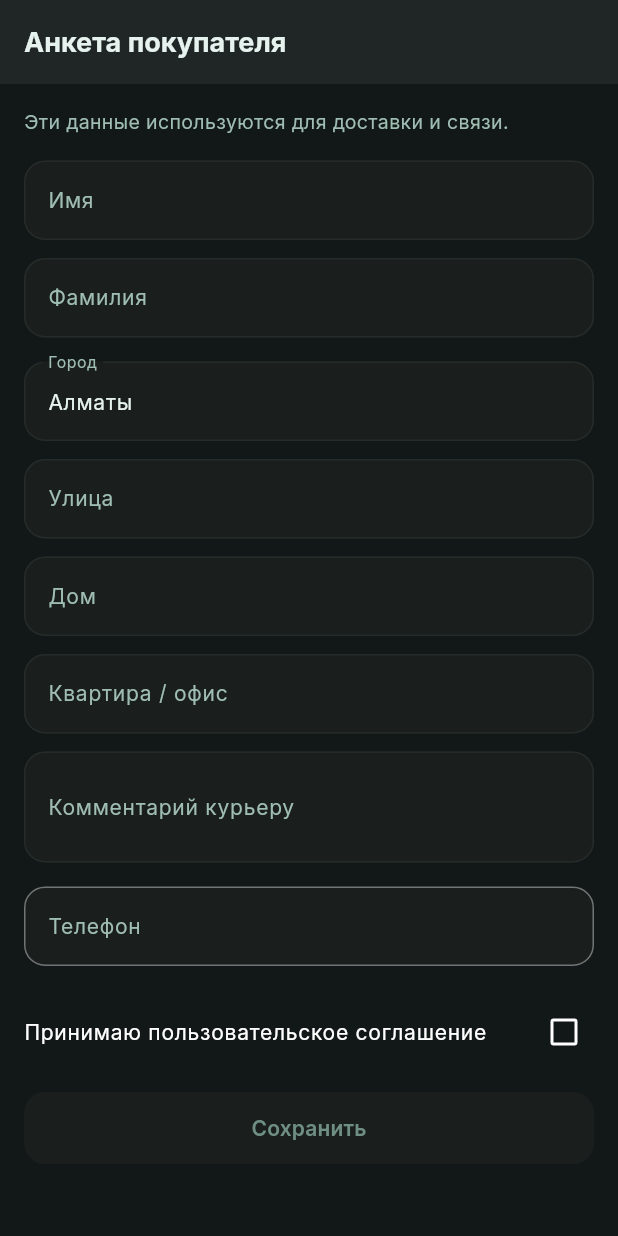
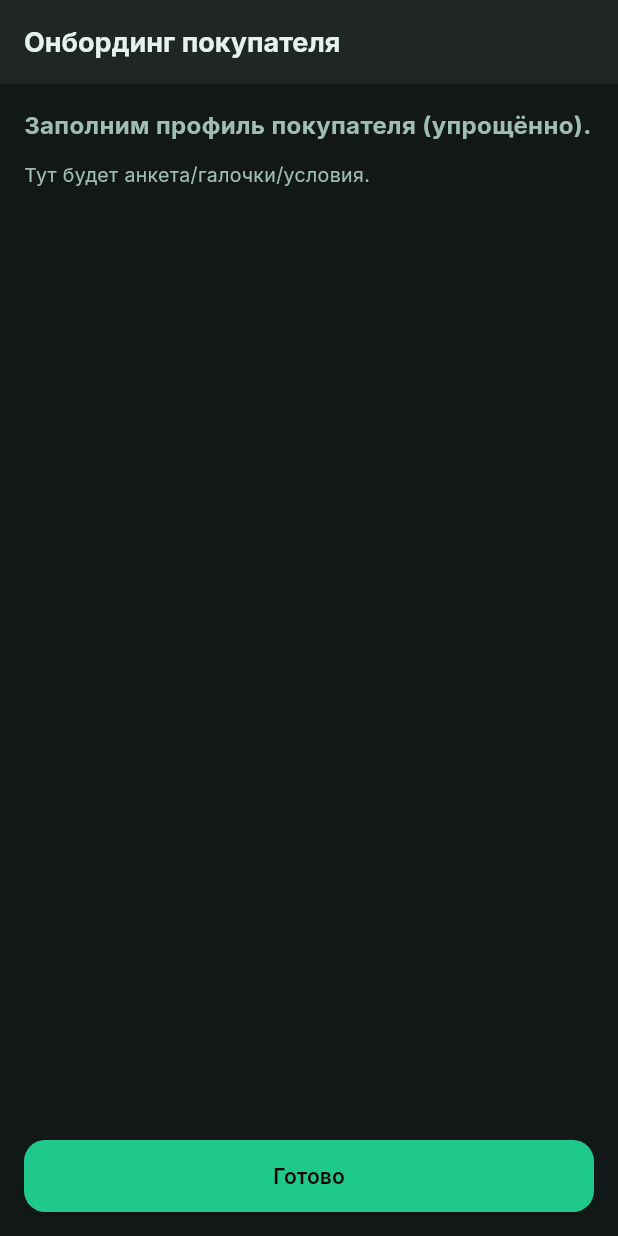
Before and after one commit to ruslon87/SkidKZ, a Flutter app: the BuyerOnboardingScreen screen opened by its route, on a phone screen of 412 x 824 dp. Run offline on Flutter 3.47's test engine with Material 3 defaults, Android fonts, the phone set to English and light mode, and no system bars; our stand-ins replace cloud_firestore, firebase_auth, firebase_core, firebase_storage, flutter_riverpod, gap and 5 more; accounts and stored records are empty.

Commit message:
Update buyer_onboarding_screen.dart

```diff
--- a/skidkz/lib/features/onboarding/screens/buyer_onboarding_screen.dart
+++ b/skidkz/lib/features/onboarding/screens/buyer_onboarding_screen.dart
@@ -1,212 +1,42 @@
-import 'package:cloud_firestore/cloud_firestore.dart';
-import 'package:firebase_auth/firebase_auth.dart' as fb;
+// lib/features/onboarding/screens/buyer_onboarding_screen.dart
+
 import 'package:flutter/material.dart';
-import 'package:gap/gap.dart';
 import 'package:go_router/go_router.dart';
 
-class BuyerOnboardingScreen extends StatefulWidget {
+class BuyerOnboardingScreen extends StatelessWidget {
   const BuyerOnboardingScreen({super.key});
 
   @override
-  State<BuyerOnboardingScreen> createState() => _BuyerOnboardingScreenState();
-}
+  Widget build(BuildContext context) {
+    final next = GoRouterState.of(context).uri.queryParameters['next'];
 
-class _BuyerOnboardingScreenState extends State<BuyerOnboardingScreen> {
-  final _firstName = TextEditingController();
-  final _lastName = TextEditingController();
-
-  final _city = TextEditingController(text: 'Алматы');
-  final _street = TextEditingController();
-  final _house = TextEditingController();
-  final _apartment = TextEditingController();
-  final _comment = TextEditingController();
-
-  final _contactPhone = TextEditingController();
-
-  bool _accepted = false;
-  bool _loading = false;
-
-  @override
-  void initState() {
-    super.initState();
-    final u = fb.FirebaseAuth.instance.currentUser;
-    _contactPhone.text = (u?.phoneNumber ?? '').trim();
-
-    for (final c in [
-      _firstName,
-      _lastName,
-      _city,
-      _street,
-      _house,
-      _apartment,
-      _comment,
-    ]) {
-      c.addListener(() => setState(() {}));
-    }
-  }
-
-  @override
-  void dispose() {
-    _firstName.dispose();
-    _lastName.dispose();
-    _city.dispose();
-    _street.dispose();
-    _house.dispose();
-    _apartment.dispose();
-    _comment.dispose();
-    _contactPhone.dispose();
-    super.dispose();
-  }
-
-  String _norm(String s) =>
-      s.trim().replaceAll(RegExp(r'\s+'), ' ');
-
-  bool get _canSave {
-    if (_loading || !_accepted) return false;
-    if (_norm(_firstName.text).length < 2) return false;
-    if (_norm(_lastName.text).length < 2) return false;
-    if (_norm(_city.text).isEmpty) return false;
-    if (_norm(_street.text).isEmpty) return false;
-    if (_norm(_house.text).isEmpty) return false;
-    if (_contactPhone.text.isEmpty) return false;
-    return true;
-  }
-
-  void _toast(String msg) {
-    if (!mounted) return;
-    ScaffoldMessenger.of(context)
-      ..clearSnackBars()
-      ..showSnackBar(SnackBar(content: Text(msg)));
-  }
-
-  Future<void> _save() async {
-    final u = fb.FirebaseAuth.instance.currentUser;
-    if (u == null) {
-      context.go('/login');
-      return;
-    }
-
-    setState(() => _loading = true);
-
-    try {
-      await FirebaseFirestore.instance
-          .collection('users')
-          .doc(u.uid)
-          .set({
-        'profiles': {
-          'buyer': {
-            'completed': true,
-            'firstName': _norm(_firstName.text),
-            'lastName': _norm(_lastName.text),
-            'fullName':
-                '${_norm(_firstName.text)} ${_norm(_lastName.text)}',
-            'city': _norm(_city.text),
-            'street': _norm(_street.text),
-            'house': _norm(_house.text),
-            'apartment': _norm(_apartment.text),
-            'comment': _norm(_comment.text),
-            'contactPhone': _contactPhone.text,
-            'acceptedTerms': true,
-            'acceptedAt': FieldValue.serverTimestamp(),
-          }
-        },
-        'updatedAt': FieldValue.serverTimestamp(),
-      }, SetOptions(merge: true));
-
-      context.go('/cabinet');
-    } catch (_) {
-      _toast('Не удалось сохранить данные');
-    } finally {
-      if (mounted) setState(() => _loading = false);
-    }
-  }
-
-  @override
-  Widget build(BuildContext context) {
-    return PopScope(
-      canPop: !_loading,
-      child: Scaffold(
-        appBar: AppBar(title: const Text('Анкета покупателя')),
-        body: ListView(
-          padding: const EdgeInsets.all(16),
+    return Scaffold(
+      appBar: AppBar(title: const Text('Онбординг покупателя')),
+      body: Padding(
+        padding: const EdgeInsets.all(16),
+        child: Column(
+          crossAxisAlignment: CrossAxisAlignment.start,
           children: [
             const Text(
-              'Эти данные используются для доставки и связи.',
+              'Заполним профиль покупателя (упрощённо).',
+              style: TextStyle(fontSize: 16, fontWeight: FontWeight.w700),
             ),
-            const Gap(16),
-
-            TextField(
-              controller: _firstName,
-              textCapitalization: TextCapitalization.words,
-              decoration: const InputDecoration(labelText: 'Имя'),
-            ),
-            const Gap(12),
-            TextField(
-              controller: _lastName,
-              textCapitalization: TextCapitalization.words,
-              decoration: const InputDecoration(labelText: 'Фамилия'),
-            ),
-            const Gap(16),
-
-            TextField(
-              controller: _city,
-              decoration: const InputDecoration(labelText: 'Город'),
-            ),
-            const Gap(12),
-            TextField(
-              controller: _street,
-              decoration: const InputDecoration(labelText: 'Улица'),
-            ),
-            const Gap(12),
-            TextField(
-              controller: _house,
-              decoration: const InputDecoration(labelText: 'Дом'),
-            ),
-            const Gap(12),
-            TextField(
-              controller: _apartment,
-              decoration:
-                  const InputDecoration(labelText: 'Квартира / офис'),
-            ),
-            const Gap(12),
-            TextField(
-              controller: _comment,
-              maxLines: 2,
-              decoration: const InputDecoration(
-                labelText: 'Комментарий курьеру',
+            const SizedBox(height: 12),
+            const Text('Тут будет анкета/галочки/условия.'),
+            const Spacer(),
+            SizedBox(
+              width: double.infinity,
+              child: ElevatedButton(
+                onPressed: () {
+                  // Заглушка: на реальном онбординге тут будет сохранение профиля.
+                  if (next != null && next.trim().isNotEmpty) {
+                    context.go(next);
+                  } else {
+                    context.go('/buyer/home');
+                  }
+                },
+                child: const Text('Готово'),
               ),
-            ),
-            const Gap(16),
-
-            TextField(
-              controller: _contactPhone,
-              enabled: false,
-              decoration:
-                  const InputDecoration(labelText: 'Телефон'),
-            ),
-            const Gap(16),
-
-            CheckboxListTile(
-              value: _accepted,
-              onChanged: _loading
-                  ? null
-                  : (v) => setState(() => _accepted = v ?? false),
-              title: const Text(
-                  'Принимаю пользовательское соглашение'),
-              contentPadding: EdgeInsets.zero,
-            ),
-            const Gap(12),
-
-            ElevatedButton(
-              onPressed: _canSave ? _save : null,
-              child: _loading
-                  ? const SizedBox(
-                      height: 18,
-                      width: 18,
-                      child:
-                          CircularProgressIndicator(strokeWidth: 2),
-                    )
-                  : const Text('Сохранить'),
             ),
           ],
         ),
```
